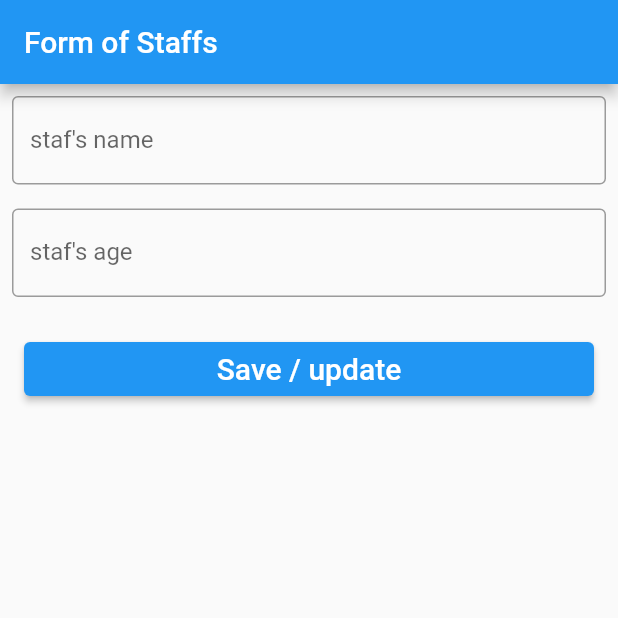
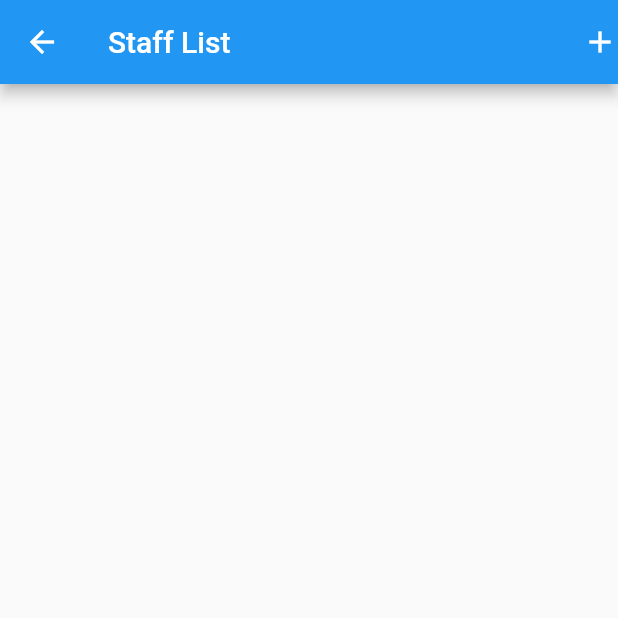
Before and after one commit to hazrin/helloflutter, a Flutter app: the screen it shows after launch, after a tap on "Save / update", on a phone screen of 412 x 824 dp, the top half of it. Run offline on Flutter 3.47's test engine with Material 2 defaults, Android fonts, the phone set to English and light mode, and no system bars.

Commit message:
add page

```diff
--- a/staff_dir/lib/main.dart
+++ b/staff_dir/lib/main.dart
@@ -14,18 +14,9 @@ class MyApp extends StatelessWidget {
     return MaterialApp(
       title: 'Flutter Demo',
       theme: ThemeData(
-        // This is the theme of your application.
-        //
-        // Try running your application with "flutter run". You'll see the
-        // application has a blue toolbar. Then, without quitting the app, try
-        // changing the primarySwatch below to Colors.green and then invoke
-        // "hot reload" (press "r" in the console where you ran "flutter run",
-        // or simply save your changes to "hot reload" in a Flutter IDE).
-        // Notice that the counter didn't reset back to zero; the application
-        // is not restarted.
         primarySwatch: Colors.blue,
       ),
-      home: const StaffFormPage(),
+      home: StaffFormPage(),
     );
   }
 }
--- a/staff_dir/lib/models/stafdata.dart
+++ b/staff_dir/lib/models/stafdata.dart
@@ -1,6 +1,8 @@
-
 class StafData {
   String? name;
-  int? number;
-  StafData({this.name, this.number});//format data to transfer
+  String? jawatan;
+  int? nohp;
+
+  StafData({this.name, this.jawatan, this.nohp}); //format data to transfer
+
 }
--- a/staff_dir/lib/views/staf_form.dart
+++ b/staff_dir/lib/views/staf_form.dart
@@ -1,8 +1,26 @@
 import 'package:flutter/material.dart';
 import 'package:flutter/services.dart';
+import 'package:staff_dir/views/staf_list.dart';
 
-class StaffFormPage extends StatelessWidget {
+class StaffFormPage extends StatefulWidget {
   const StaffFormPage({Key? key}) : super(key: key);
+
+  @override
+  State<StaffFormPage> createState() => _StaffFormPageState();
+}
+
+class _StaffFormPageState extends State<StaffFormPage> {
+  final TextEditingController _nameController = TextEditingController();
+  final TextEditingController _jawController = TextEditingController();
+  final TextEditingController _nohpController = TextEditingController();
+
+  @override
+  void dispose() {
+    _nameController.dispose();
+    _jawController.dispose();
+    _nohpController.dispose();
+    super.dispose();
+  }
 
   @override
   Widget build(BuildContext context) {
@@ -12,9 +30,15 @@ class StaffFormPage extends StatelessWidget {
       ),
       body: ListView(
         children: [
+          const Padding(
+            padding: EdgeInsets.all(8.0),
+            child: CircleAvatar(
+                child: Image(image: AssetImage('images/staff.png'))),
+          ),
           Padding(
             padding: const EdgeInsets.all(8.0),
             child: TextFormField(
+              controller: _nameController,
               keyboardType: TextInputType.text,
               inputFormatters: [
                 FilteringTextInputFormatter.allow(RegExp('[a-zA-Z]')),
@@ -28,21 +52,46 @@ class StaffFormPage extends StatelessWidget {
           Padding(
             padding: const EdgeInsets.all(8.0),
             child: TextFormField(
+              controller: _jawController,
+              keyboardType: TextInputType.text,
+              inputFormatters: [
+                FilteringTextInputFormatter.allow(RegExp('[a-zA-Z]')),
+              ],
+              decoration: const InputDecoration(
+                border: OutlineInputBorder(),
+                labelText: 'staf\'s jawatan',
+              ),
+            ),
+          ),
+          Padding(
+            padding: const EdgeInsets.all(8.0),
+            child: TextFormField(
+              controller: _nohpController,
               keyboardType: TextInputType.number,
               inputFormatters: [
                 FilteringTextInputFormatter.allow(RegExp('[1-9]')),
               ],
               decoration: const InputDecoration(
                 border: OutlineInputBorder(),
-                labelText: 'staf\'s age',
+                labelText: 'staf\'s handphone no',
               ),
             ),
           ),
           Padding(
             padding: const EdgeInsets.all(16.0),
             child: ElevatedButton(
-              child: const Text('Save / update', style: TextStyle(fontSize: 20)),
-              onPressed: () {},
+              child:
+                  const Text('Save / update', style: TextStyle(fontSize: 20)),
+              onPressed: () {
+                Navigator.push(
+                    context,
+                    MaterialPageRoute(
+                        builder: (context) => const StaffListPage(
+                             // name: _nameController.text,
+                             // jaw: _jawController.text,
+                             // nohp: int.parse(_nohpController.text),
+                            )));
+              },
             ),
           ),
         ],
--- /dev/null
+++ b/staff_dir/lib/views/staf_list.dart
@@ -0,0 +1,44 @@
+import 'package:flutter/material.dart';
+import 'package:staff_dir/models/stafdata.dart';
+
+class StaffListPage extends StatefulWidget {
+  const StaffListPage({Key? key, String? name, String? jaw, int? nohp})
+      : super(key: key);
+
+  @override
+  State<StaffListPage> createState() => _StaffListPageState();
+}
+
+class _StaffListPageState extends State<StaffListPage> {
+  final List<StafData> stafflist = [];
+
+  @override
+  Widget build(BuildContext context) {
+    return Scaffold(
+      appBar: AppBar(
+        title: const Text('Staff List'),
+        actions: const [Icon(Icons.add)],
+      ),
+      body: ListView(
+        children: [ListTile()],
+      ),
+    );
+  }
+
+  void addStaff(String namestaf, String jawstaf, int nohpstaf) {
+    final stafData = StafData(
+      name: namestaf,
+      jawatan: jawstaf,
+      nohp: nohpstaf,
+    );
+    setState(() {
+      stafflist.add(stafData);
+    });
+  }
+
+  void deleteStaffList(String namestaf) {
+    setState(() {
+      stafflist.removeWhere((element) => element.name == namestaf);
+    });
+  }
+}
--- a/staff_dir/pubspec.yaml
+++ b/staff_dir/pubspec.yaml
@@ -58,8 +58,8 @@ flutter:
   uses-material-design: true
 
   # To add assets to your application, add an assets section, like this:
-  # assets:
-  #   - images/a_dot_burr.jpeg
+  assets:
+    - images/
   #   - images/a_dot_ham.jpeg
 
   # An image asset can refer to one or more resolution-specific "variants", see
```
Also changed, not shown: staff_dir/images/houseicon.png (added), staff_dir/images/staff.png (added), staff_dir/images/usericon.jpg (added).
